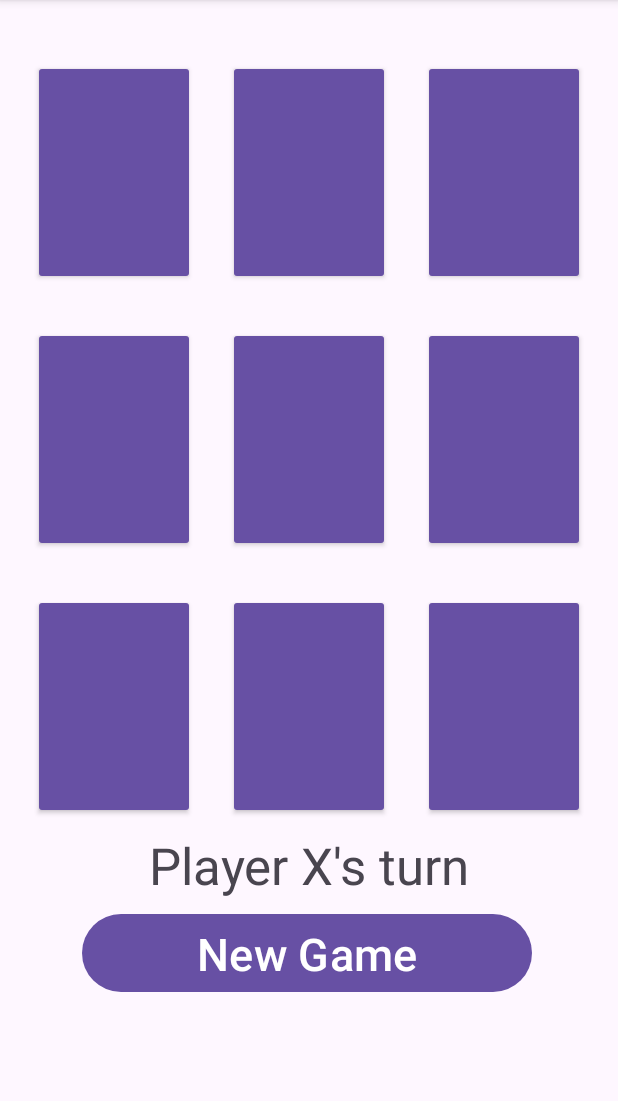
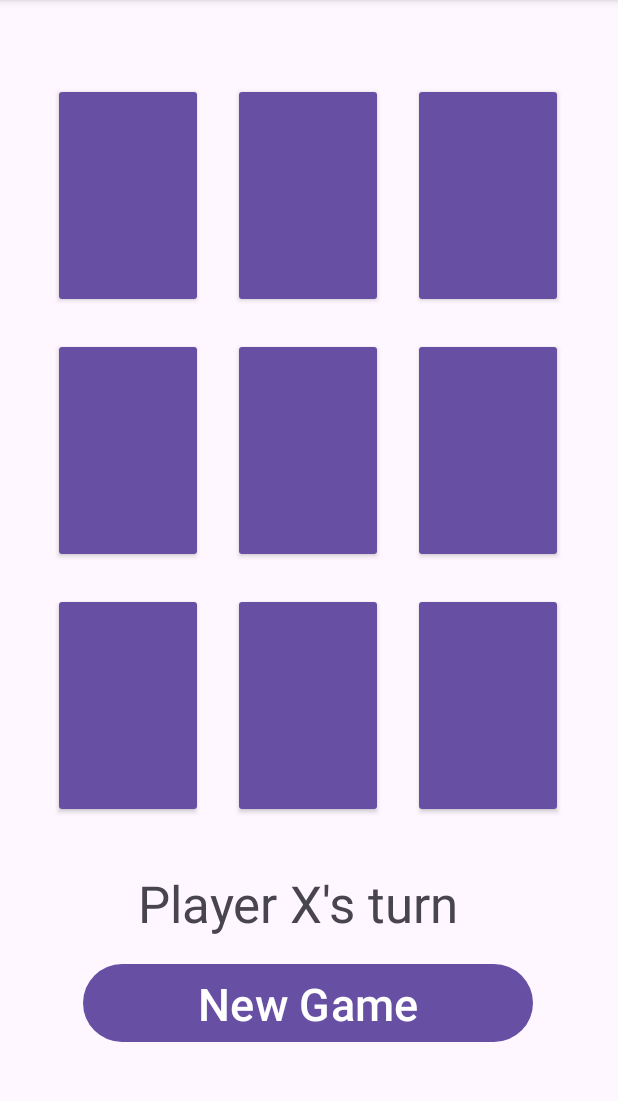
Before and after one commit to marysaray/TicTacToe, an Android app: the screen it shows after launch (MainActivity), after a tap on "New Game", on a phone screen of 412 x 824 dp, the part 96-1197 px from its top. Run offline under Robolectric (Android 15) with nearby library versions, the phone set to English and light mode, and no system bars.

Commit message:
Reformatted buttons and constraints

```diff
--- a/app/src/main/res/layout/activity_main.xml
+++ b/app/src/main/res/layout/activity_main.xml
@@ -5,169 +5,137 @@
     android:id="@+id/main"
     android:layout_width="match_parent"
     android:layout_height="match_parent"
-    android:paddingHorizontal="24dp"
-    android:paddingVertical="24dp"
     tools:context=".MainActivity">
+
+    <GridLayout
+        android:id="@+id/gridLayout"
+        android:layout_width="wrap_content"
+        android:layout_height="wrap_content"
+        android:columnCount="3"
+        android:rowCount="3"
+        app:layout_constraintBottom_toBottomOf="parent"
+        app:layout_constraintEnd_toEndOf="parent"
+        app:layout_constraintHorizontal_bias="0.488"
+        app:layout_constraintStart_toStartOf="parent"
+        app:layout_constraintTop_toTopOf="parent"
+        app:layout_constraintVertical_bias="0.18">
+
+        <Button
+            android:id="@+id/row1col1Button"
+            style="@style/Widget.AppCompat.Button.Colored"
+            android:layout_width="100dp"
+            android:layout_height="150dp"
+            android:layout_margin="10dp"
+            android:importantForAccessibility="no"
+            android:textAlignment="center"
+            android:textSize="96sp" />
+
+        <Button
+            android:id="@+id/row1col2Button"
+            style="@style/Widget.AppCompat.Button.Colored"
+            android:layout_width="100dp"
+            android:layout_height="150dp"
+            android:layout_margin="10dp"
+            android:importantForAccessibility="no"
+            android:textAlignment="center"
+            android:textSize="96sp" />
+
+        <Button
+            android:id="@+id/row1col3Button"
+            style="@style/Widget.AppCompat.Button.Colored"
+            android:layout_width="100dp"
+            android:layout_height="150dp"
+            android:layout_margin="10dp"
+            android:importantForAccessibility="no"
+            android:textAlignment="center"
+            android:textSize="96sp" />
+
+        <Button
+            android:id="@+id/row2col1Button"
+            style="@style/Widget.AppCompat.Button.Colored"
+            android:layout_width="100dp"
+            android:layout_height="150dp"
+            android:layout_margin="10dp"
+            android:importantForAccessibility="no"
+            android:textAlignment="center"
+            android:textSize="96sp" />
+
+        <Button
+            android:id="@+id/row2col2Button"
+            style="@style/Widget.AppCompat.Button.Colored"
+            android:layout_width="100dp"
+            android:layout_height="150dp"
+            android:layout_margin="10dp"
+            android:importantForAccessibility="no"
+            android:textAlignment="center"
+            android:textSize="96sp" />
+
+        <Button
+            android:id="@+id/row2col3Button"
+            style="@style/Widget.AppCompat.Button.Colored"
+            android:layout_width="100dp"
+            android:layout_height="150dp"
+            android:layout_margin="10dp"
+            android:importantForAccessibility="no"
+            android:textAlignment="center"
+            android:textSize="96sp" />
+
+        <Button
+            android:id="@+id/row3col1Button"
+            style="@style/Widget.AppCompat.Button.Colored"
+            android:layout_width="100dp"
+            android:layout_height="150dp"
+            android:layout_margin="10dp"
+            android:importantForAccessibility="no"
+            android:textAlignment="center"
+            android:textSize="96sp" />
+
+        <Button
+            android:id="@+id/row3col2Button"
+            style="@style/Widget.AppCompat.Button.Colored"
+            android:layout_width="100dp"
+            android:layout_height="150dp"
+            android:layout_margin="10dp"
+            android:importantForAccessibility="no"
+            android:textAlignment="center"
+            android:textSize="96sp" />
+
+        <Button
+            android:id="@+id/row3col3Button"
+            style="@style/Widget.AppCompat.Button.Colored"
+            android:layout_width="100dp"
+            android:layout_height="150dp"
+            android:layout_margin="10dp"
+            android:importantForAccessibility="no"
+            android:textAlignment="center"
+            android:textSize="96sp" />
+
+    </GridLayout>
 
     <Button
         android:id="@+id/newGameButton"
         android:layout_width="300dp"
         android:layout_height="60dp"
-        android:layout_marginTop="8dp"
+        android:layout_marginTop="16dp"
         android:text="@string/new_game"
         android:textAlignment="center"
         android:textSize="30sp"
-        android:onClick="btnClick"
-        app:layout_constraintBottom_toBottomOf="parent"
         app:layout_constraintEnd_toEndOf="parent"
-        app:layout_constraintHorizontal_bias="0.49"
+        app:layout_constraintHorizontal_bias="0.495"
         app:layout_constraintStart_toStartOf="parent"
-        app:layout_constraintTop_toBottomOf="@+id/displayTextId"
-        app:layout_constraintVertical_bias="0.0" />
-
-    <Button
-        android:id="@+id/row1col2Button"
-        style="@style/Widget.AppCompat.Button.Colored"
-        android:importantForAccessibility="no"
-        android:layout_width="108dp"
-        android:layout_height="150dp"
-        android:onClick="btnClick"
-        android:text=""
-        android:textSize="96sp"
-        app:layout_constraintEnd_toStartOf="@+id/row1col3Button"
-        app:layout_constraintHorizontal_bias="0.5"
-        app:layout_constraintStart_toEndOf="@+id/row1col1Button"
-        app:layout_constraintTop_toTopOf="@+id/row1col3Button" />
-
-    <Button
-        android:id="@+id/row1col3Button"
-        style="@style/Widget.AppCompat.Button.Colored"
-        android:importantForAccessibility="no"
-        android:layout_width="108dp"
-        android:layout_height="150dp"
-        android:onClick="btnClick"
-        android:layout_marginTop="40dp"
-        android:text=""
-        android:textSize="96sp"
-        app:layout_constraintEnd_toEndOf="parent"
-        app:layout_constraintHorizontal_bias="0.5"
-        app:layout_constraintStart_toEndOf="@+id/row1col2Button"
-        app:layout_constraintTop_toTopOf="parent" />
-
-    <Button
-        android:id="@+id/row1col1Button"
-        style="@style/Widget.AppCompat.Button.Colored"
-        android:importantForAccessibility="no"
-        android:layout_width="108dp"
-        android:layout_height="150dp"
-        android:onClick="btnClick"
-        android:layout_marginTop="40dp"
-        android:text=""
-        android:textAlignment="center"
-        android:textSize="96sp"
-        app:layout_constraintEnd_toStartOf="@+id/row1col2Button"
-        app:layout_constraintHorizontal_bias="0.5"
-        app:layout_constraintStart_toStartOf="parent"
-        app:layout_constraintTop_toTopOf="parent" />
-
-    <Button
-        android:id="@+id/row2col1Button"
-        style="@style/Widget.AppCompat.Button.Colored"
-        android:importantForAccessibility="no"
-        android:layout_width="108dp"
-        android:layout_height="150dp"
-        android:onClick="btnClick"
-        android:layout_marginTop="28dp"
-        android:text=""
-        android:textSize="96sp"
-        app:layout_constraintEnd_toStartOf="@+id/row2col2Button"
-        app:layout_constraintHorizontal_bias="0.5"
-        app:layout_constraintStart_toStartOf="parent"
-        app:layout_constraintTop_toBottomOf="@+id/row1col1Button" />
-
-    <Button
-        android:id="@+id/row2col2Button"
-        style="@style/Widget.AppCompat.Button.Colored"
-        android:importantForAccessibility="no"
-        android:layout_width="108dp"
-        android:layout_height="150dp"
-        android:onClick="btnClick"
-        android:text=""
-        android:textSize="96sp"
-        app:layout_constraintEnd_toStartOf="@+id/row2col3Button"
-        app:layout_constraintHorizontal_bias="0.5"
-        app:layout_constraintStart_toEndOf="@+id/row2col1Button"
-        app:layout_constraintTop_toTopOf="@+id/row2col3Button" />
-
-    <Button
-        android:id="@+id/row2col3Button"
-        style="@style/Widget.AppCompat.Button.Colored"
-        android:importantForAccessibility="no"
-        android:layout_width="108dp"
-        android:layout_height="150dp"
-        android:onClick="btnClick"
-        android:layout_marginTop="28dp"
-        android:text=""
-        android:textSize="96sp"
-        app:layout_constraintEnd_toEndOf="parent"
-        app:layout_constraintHorizontal_bias="0.5"
-        app:layout_constraintStart_toEndOf="@+id/row2col2Button"
-        app:layout_constraintTop_toBottomOf="@+id/row1col3Button" />
-
-    <Button
-        android:id="@+id/row3col2Button"
-        style="@style/Widget.AppCompat.Button.Colored"
-        android:importantForAccessibility="no"
-        android:layout_width="108dp"
-        android:layout_height="150dp"
-        android:onClick="btnClick"
-        android:text=""
-        android:textSize="96sp"
-        app:layout_constraintEnd_toStartOf="@+id/row3col3Button"
-        app:layout_constraintHorizontal_bias="0.5"
-        app:layout_constraintStart_toEndOf="@+id/row3col1Button"
-        app:layout_constraintTop_toTopOf="@+id/row3col3Button" />
-
-    <Button
-        android:id="@+id/row3col1Button"
-        style="@style/Widget.AppCompat.Button.Colored"
-        android:importantForAccessibility="no"
-        android:layout_width="108dp"
-        android:layout_height="150dp"
-        android:onClick="btnClick"
-        android:layout_marginTop="28dp"
-        android:text=""
-        android:textSize="96sp"
-        app:layout_constraintEnd_toStartOf="@+id/row3col2Button"
-        app:layout_constraintHorizontal_bias="0.5"
-        app:layout_constraintStart_toStartOf="parent"
-        app:layout_constraintTop_toBottomOf="@+id/row2col1Button" />
-
-    <Button
-        android:id="@+id/row3col3Button"
-        style="@style/Widget.AppCompat.Button.Colored"
-        android:importantForAccessibility="no"
-        android:layout_width="108dp"
-        android:layout_height="150dp"
-        android:onClick="btnClick"
-        android:layout_marginTop="28dp"
-        android:text=""
-        android:textSize="96sp"
-        app:layout_constraintEnd_toEndOf="parent"
-        app:layout_constraintHorizontal_bias="0.5"
-        app:layout_constraintStart_toEndOf="@+id/row3col2Button"
-        app:layout_constraintTop_toBottomOf="@+id/row2col3Button" />
+        app:layout_constraintTop_toBottomOf="@+id/displayTextId" />
 
     <TextView
         android:id="@+id/displayTextId"
         android:layout_width="287dp"
         android:layout_height="43dp"
-        android:layout_marginTop="8dp"
+        android:layout_marginTop="24dp"
         android:text=""
         android:textAlignment="center"
         android:textSize="34sp"
         app:layout_constraintEnd_toEndOf="parent"
+        app:layout_constraintHorizontal_bias="0.443"
         app:layout_constraintStart_toStartOf="parent"
-        app:layout_constraintTop_toBottomOf="@+id/row3col2Button" />
+        app:layout_constraintTop_toBottomOf="@+id/gridLayout" />
 
 </androidx.constraintlayout.widget.ConstraintLayout>
```
